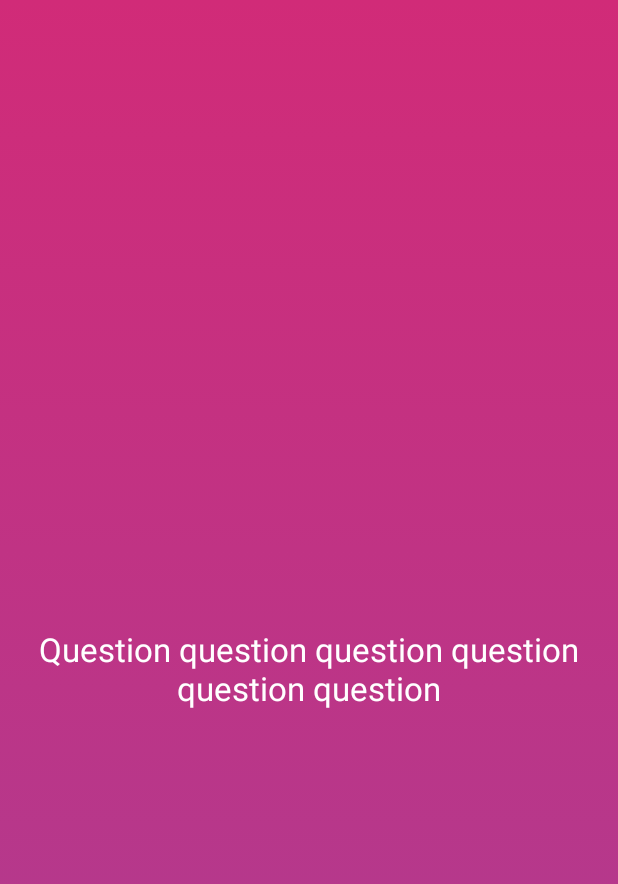
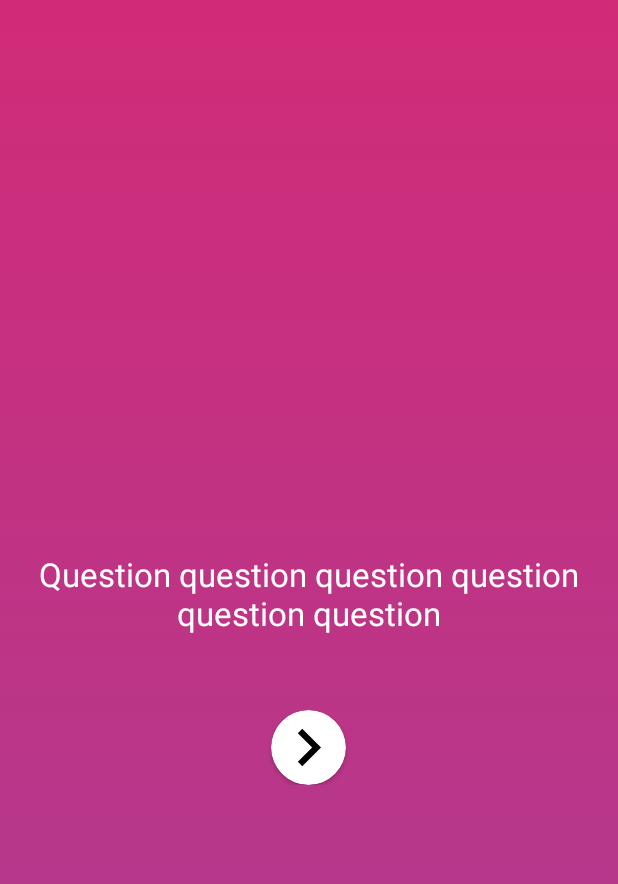
Before and after one commit to TemNguyen/Android_Truth_Or_Dare, an Android app: the GameDetailFragment screen opened through its navigation route, on a phone screen of 412 x 824 dp. Shown: the top 884 px of the screen. Run offline under Robolectric (Android 15) with nearby library versions, the phone set to English and light mode, and no system bars; our stand-ins replace Firebase (no records; nobody signed in at launch, a user with empty details on screens opened directly), Room's generated code, RxJava; libraries missing offline, so code that uses them is left out: hu.akarnokd.rxjava3; 1 statement that could not run was skipped.

Commit message:
Update login icon, show user when login, add button back in game detail, add question frag, add library question frag

```diff
--- a/TruthOrDare/app/src/main/java/com/jthanh/truthordare/view/GameDetailFragment.java
+++ b/TruthOrDare/app/src/main/java/com/jthanh/truthordare/view/GameDetailFragment.java
@@ -8,6 +8,7 @@ import android.view.ViewGroup;
 import androidx.annotation.NonNull;
 import androidx.annotation.Nullable;
 import androidx.fragment.app.Fragment;
+import androidx.navigation.Navigation;
 
 import com.jthanh.truthordare.R;
 import com.jthanh.truthordare.databinding.FragmentGameDetailBinding;
@@ -32,10 +33,16 @@ public class GameDetailFragment extends Fragment {
 
     @Override
     public void onViewCreated(@NonNull View view, @Nullable Bundle savedInstanceState) {
-        int backgroundId = type == "truth" ? R.drawable.truth_background : R.drawable.dare_background;
+        int backgroundId = type == "Thật" ? R.drawable.truth_background : R.drawable.dare_background;
         binding.llMain.setBackgroundResource(backgroundId);
         binding.tvTitle.setText(type);
         binding.tvQuestion.setText(question.getContent());
+        binding.cvNext.setOnClickListener(new View.OnClickListener() {
+            @Override
+            public void onClick(View view) {
+                Navigation.findNavController(view).popBackStack();
+            }
+        });
     }
 
     @Override
--- a/TruthOrDare/app/src/main/java/com/jthanh/truthordare/viewmodel/SliderAdapter.java
+++ b/TruthOrDare/app/src/main/java/com/jthanh/truthordare/viewmodel/SliderAdapter.java
@@ -77,7 +77,7 @@ public class SliderAdapter extends RecyclerView.Adapter<SliderAdapter.SliderView
                 Question rdQuestion = listQuestion.get(random.nextInt(listQuestion.size()));
                 bundle.putSerializable("question", rdQuestion);
                 bundle.putSerializable("player", sliderItems.get(holder.getAdapterPosition()));
-                bundle.putSerializable("type", "truth");
+                bundle.putSerializable("type", "Thật");
                 Navigation.findNavController(holder.itemView).navigate(R.id.gameDetailFragment, bundle);
             }
         });
@@ -88,7 +88,7 @@ public class SliderAdapter extends RecyclerView.Adapter<SliderAdapter.SliderView
                 Question rdQuestion = listQuestion.get(random.nextInt(listQuestion.size()));
                 bundle.putSerializable("question", rdQuestion);
                 bundle.putSerializable("player", sliderItems.get(holder.getAdapterPosition()));
-                bundle.putSerializable("type", "dare");
+                bundle.putSerializable("type", "Thách");
                 Navigation.findNavController(holder.itemView).navigate(R.id.gameDetailFragment, bundle);
             }
         });
--- /dev/null
+++ b/TruthOrDare/app/src/main/res/drawable/ic_baseline_keyboard_arrow_right_24.xml
@@ -0,0 +1,5 @@
+<vector android:autoMirrored="true" android:height="24dp"
+    android:tint="#000000" android:viewportHeight="24"
+    android:viewportWidth="24" android:width="24dp" xmlns:android="http://schemas.android.com/apk/res/android">
+    <path android:fillColor="@android:color/white" android:pathData="M8.59,16.59L13.17,12 8.59,7.41 10,6l6,6 -6,6 -1.41,-1.41z"/>
+</vector>
--- /dev/null
+++ b/TruthOrDare/app/src/main/res/drawable/ic_baseline_login_24.xml
@@ -0,0 +1,5 @@
+<vector android:autoMirrored="true" android:height="24dp"
+    android:tint="#000000" android:viewportHeight="24"
+    android:viewportWidth="24" android:width="24dp" xmlns:android="http://schemas.android.com/apk/res/android">
+    <path android:fillColor="@android:color/white" android:pathData="M11,7L9.6,8.4l2.6,2.6H2v2h10.2l-2.6,2.6L11,17l5,-5L11,7zM20,19h-8v2h8c1.1,0 2,-0.9 2,-2V5c0,-1.1 -0.9,-2 -2,-2h-8v2h8V19z"/>
+</vector>
--- a/TruthOrDare/app/src/main/res/layout/fragment_game_detail.xml
+++ b/TruthOrDare/app/src/main/res/layout/fragment_game_detail.xml
@@ -1,9 +1,9 @@
 <?xml version="1.0" encoding="utf-8"?>
-<LinearLayout
-    xmlns:android="http://schemas.android.com/apk/res/android"
+<LinearLayout xmlns:android="http://schemas.android.com/apk/res/android"
     xmlns:tools="http://schemas.android.com/tools"
     android:layout_width="match_parent"
     android:layout_height="match_parent"
+    xmlns:app="http://schemas.android.com/apk/res-auto"
     tools:context=".view.GameDetailFragment"
     android:id="@+id/ll_main"
     android:background="@drawable/truth_background"
@@ -32,6 +32,24 @@
             android:textColor="@color/white"
             android:textSize="22sp"
             android:paddingHorizontal="10dp"/>
+        <LinearLayout
+            android:layout_width="match_parent"
+            android:layout_height="wrap_content"
+            android:layout_marginTop="50dp"
+            android:gravity="center">
+            <androidx.cardview.widget.CardView
+                android:id="@+id/cv_next"
+                android:layout_width="50dp"
+                android:layout_height="50dp"
+                app:cardCornerRadius="25dp"
+                app:cardBackgroundColor="@color/white">
+                <ImageView
+                    android:layout_width="match_parent"
+                    android:layout_height="match_parent"
+                    android:src="@drawable/ic_baseline_keyboard_arrow_right_24"
+                    />
+            </androidx.cardview.widget.CardView>
+        </LinearLayout>
     </LinearLayout>
 
 
--- a/TruthOrDare/app/src/main/res/layout/fragment_login.xml
+++ b/TruthOrDare/app/src/main/res/layout/fragment_question.xml
@@ -3,11 +3,12 @@
     xmlns:tools="http://schemas.android.com/tools"
     android:layout_width="match_parent"
     android:layout_height="match_parent"
-    tools:context=".view.LoginFragment">
+    tools:context=".view.QuestionFragment">
 
+    <!-- TODO: Update blank fragment layout -->
     <TextView
         android:layout_width="match_parent"
         android:layout_height="match_parent"
-        android:text="login" />
+        android:text="@string/hello_blank_fragment" />
 
 </FrameLayout>
--- a/TruthOrDare/app/src/main/res/navigation/main_nav.xml
+++ b/TruthOrDare/app/src/main/res/navigation/main_nav.xml
@@ -11,17 +11,12 @@
         android:label="fragment_home"
         tools:layout="@layout/fragment_home" >
         <action
-            android:id="@+id/action_homeFragment_to_loginFragment"
-            app:destination="@id/loginFragment" />
-        <action
             android:id="@+id/action_homeFragment_to_addPlayerFragment"
             app:destination="@id/addPlayerFragment" />
+        <action
+            android:id="@+id/action_homeFragment_to_questionFragment"
+            app:destination="@id/questionFragment" />
     </fragment>
-    <fragment
-        android:id="@+id/loginFragment"
-        android:name="com.jthanh.truthordare.view.LoginFragment"
-        android:label="fragment_login"
-        tools:layout="@layout/fragment_login" />
     <fragment
         android:id="@+id/addPlayerFragment"
         android:name="com.jthanh.truthordare.view.AddPlayerFragment"
@@ -54,4 +49,18 @@
             android:id="@+id/action_chooseQuestion_to_gameFragment"
             app:destination="@id/gameFragment" />
     </fragment>
+    <fragment
+        android:id="@+id/questionFragment"
+        android:name="com.jthanh.truthordare.view.QuestionFragment"
+        android:label="fragment_question"
+        tools:layout="@layout/fragment_question" >
+        <action
+            android:id="@+id/action_questionFragment_to_libraryQuestionFragment"
+            app:destination="@id/libraryQuestionFragment" />
+    </fragment>
+    <fragment
+        android:id="@+id/libraryQuestionFragment"
+        android:name="com.jthanh.truthordare.view.LibraryQuestionFragment"
+        android:label="fragment_library_question"
+        tools:layout="@layout/fragment_library_question" />
 </navigation>
```
Also changed, not shown: TruthOrDare/app/src/main/java/com/jthanh/truthordare/view/HomeFragment.java (+16 -5 lines), TruthOrDare/app/src/main/java/com/jthanh/truthordare/view/LibraryQuestionFragment.java (renamed from TruthOrDare/app/src/main/java/com/jthanh/truthordare/view/LoginFragment.java, +5 -2 lines), TruthOrDare/app/src/main/java/com/jthanh/truthordare/view/QuestionFragment.java (added, +29 -0 lines), TruthOrDare/app/src/main/res/layout/fragment_home.xml (+15 -1 lines), TruthOrDare/app/src/main/res/layout/fragment_library_question.xml (added, +14 -0 lines).
